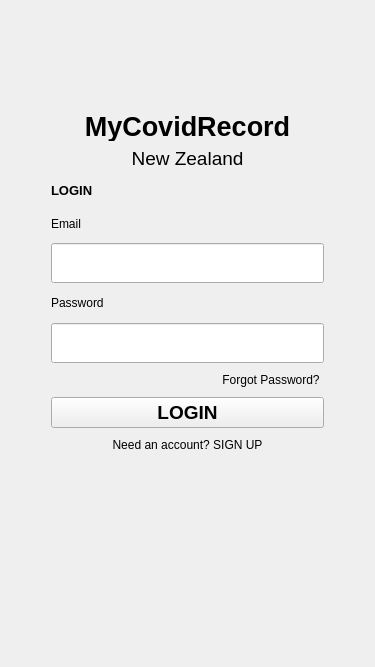
Qt form 0806_mCR_login/authdialog.ui (csidon/MyCovidApp) before a commit.
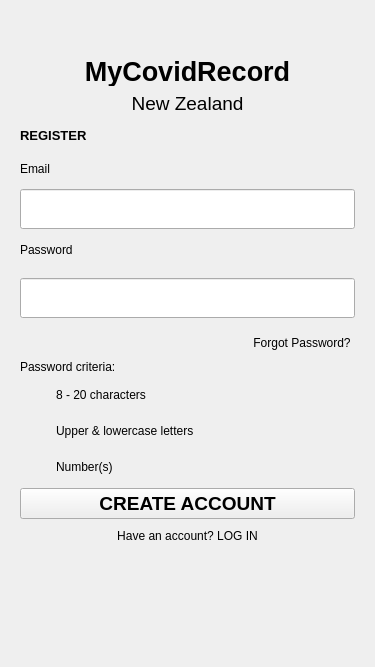
The same form after that commit. Icons and pictures are not drawn.

Commit message: Account Creation + UI, has bug

Diff of the .ui file:
```diff
--- a/0806_mCR_login/authdialog.ui
+++ b/0806_mCR_login/authdialog.ui
@@ -13,15 +13,14 @@
   <property name="windowTitle">
    <string>Dialog</string>
   </property>
-  <layout class="QGridLayout" name="gridLayout">
+  <layout class="QGridLayout" name="gridLayout_2">
    <item row="0" column="0">
-    <layout class="QVBoxLayout" name="verticalLayout_4" stretch="0,0,0,0,0,0,0,0">
-     <property name="leftMargin">
-      <number>40</number>
+    <widget class="QStackedWidget" name="stackedWidget">
+     <property name="currentIndex">
+      <number>1</number>
      </property>
-     <property name="rightMargin">
-      <number>40</number>
-     </property>
+     <widget class="QWidget" name="page">
+      <layout class="QVBoxLayout" name="verticalLayout">
      <item>
       <spacer name="verticalSpacer_2">
        <property name="orientation">
@@ -91,8 +90,6 @@
       </layout>
      </item>
      <item>
-      <layout class="QVBoxLayout" name="verticalLayout_2">
-       <item>
         <widget class="QLabel" name="lbl_login">
          <property name="font">
           <font>
@@ -106,8 +103,6 @@
          </property>
         </widget>
        </item>
-      </layout>
-     </item>
      <item>
       <widget class="QLabel" name="lbl_email">
        <property name="font">
@@ -298,8 +293,432 @@
       </layout>
      </item>
     </layout>
-   </item>
-  </layout>
+     </widget>
+     <widget class="QWidget" name="page_reg">
+      <layout class="QGridLayout" name="gridLayout">
+       <item row="1" column="0" colspan="3">
+        <layout class="QVBoxLayout" name="verticalLayout_8">
+         <item>
+          <widget class="QLabel" name="lbl_mycovidrec_reg">
+           <property name="maximumSize">
+            <size>
+             <width>16777215</width>
+             <height>30</height>
+            </size>
+           </property>
+           <property name="font">
+            <font>
+             <family>Arial</family>
+             <pointsize>20</pointsize>
+             <italic>false</italic>
+             <bold>true</bold>
+            </font>
+           </property>
+           <property name="styleSheet">
+            <string notr="true">font: 700 20pt &quot;Arial&quot;;</string>
+           </property>
+           <property name="text">
+            <string>MyCovidRecord</string>
+           </property>
+           <property name="alignment">
+            <set>Qt::AlignCenter</set>
+           </property>
+          </widget>
+         </item>
+         <item>
+          <widget class="QLabel" name="lbl_nz_reg">
+           <property name="font">
+            <font>
+             <family>Arial</family>
+             <pointsize>14</pointsize>
+             <italic>false</italic>
+             <bold>false</bold>
+            </font>
+           </property>
+           <property name="styleSheet">
+            <string notr="true">font: 14pt &quot;Arial&quot;;</string>
+           </property>
+           <property name="text">
+            <string>New Zealand</string>
+           </property>
+           <property name="alignment">
+            <set>Qt::AlignCenter</set>
+           </property>
+          </widget>
+         </item>
+        </layout>
+       </item>
+       <item row="3" column="0" colspan="2">
+        <widget class="QLabel" name="lbl_regEmail">
+         <property name="font">
+          <font>
+           <family>Arial</family>
+           <pointsize>9</pointsize>
+           <bold>false</bold>
+          </font>
+         </property>
+         <property name="text">
+          <string>Email</string>
+         </property>
+        </widget>
+       </item>
+       <item row="9" column="0" colspan="3">
+        <layout class="QVBoxLayout" name="verticalLayout_7">
+         <item alignment="Qt::AlignLeft">
+          <widget class="QPushButton" name="btn_regForgotPass">
+           <property name="sizePolicy">
+            <sizepolicy hsizetype="Minimum" vsizetype="Fixed">
+             <horstretch>0</horstretch>
+             <verstretch>0</verstretch>
+            </sizepolicy>
+           </property>
+           <property name="font">
+            <font>
+             <family>Arial</family>
+             <pointsize>9</pointsize>
+             <italic>false</italic>
+             <bold>false</bold>
+            </font>
+           </property>
+           <property name="layoutDirection">
+            <enum>Qt::RightToLeft</enum>
+           </property>
+           <property name="styleSheet">
+            <string notr="true">font: 9pt &quot;Arial&quot;;
+background-color: rgba(255, 255, 255, 0);</string>
+           </property>
+           <property name="text">
+            <string>Forgot Password?</string>
+           </property>
+           <property name="shortcut">
+            <string/>
+           </property>
+           <property name="flat">
+            <bool>true</bool>
+           </property>
+          </widget>
+         </item>
+         <item>
+          <widget class="QLabel" name="label">
+           <property name="text">
+            <string>Password criteria:</string>
+           </property>
+          </widget>
+         </item>
+         <item>
+          <layout class="QVBoxLayout" name="verticalLayout_9">
+           <item>
+            <layout class="QHBoxLayout" name="horizontalLayout_6">
+             <item>
+              <widget class="QLabel" name="lbl_passCheck_charIcon">
+               <property name="sizePolicy">
+                <sizepolicy hsizetype="Fixed" vsizetype="Preferred">
+                 <horstretch>0</horstretch>
+                 <verstretch>0</verstretch>
+                </sizepolicy>
+               </property>
+               <property name="minimumSize">
+                <size>
+                 <width>30</width>
+                 <height>30</height>
+                </size>
+               </property>
+               <property name="maximumSize">
+                <size>
+                 <width>30</width>
+                 <height>30</height>
+                </size>
+               </property>
+               <property name="baseSize">
+                <size>
+                 <width>10</width>
+                 <height>0</height>
+                </size>
+               </property>
+               <property name="text">
+                <string> </string>
+               </property>
+              </widget>
+             </item>
+             <item>
+              <widget class="QLabel" name="lbl_passCheck_char_2">
+               <property name="text">
+                <string>8 - 20 characters</string>
+               </property>
+              </widget>
+             </item>
+            </layout>
+           </item>
+           <item>
+            <layout class="QHBoxLayout" name="horizontalLayout_5">
+             <item>
+              <widget class="QLabel" name="lbl_passCheck_UppLowIcon">
+               <property name="sizePolicy">
+                <sizepolicy hsizetype="Fixed" vsizetype="Preferred">
+                 <horstretch>0</horstretch>
+                 <verstretch>0</verstretch>
+                </sizepolicy>
+               </property>
+               <property name="minimumSize">
+                <size>
+                 <width>30</width>
+                 <height>30</height>
+                </size>
+               </property>
+               <property name="maximumSize">
+                <size>
+                 <width>30</width>
+                 <height>30</height>
+                </size>
+               </property>
+               <property name="baseSize">
+                <size>
+                 <width>10</width>
+                 <height>0</height>
+                </size>
+               </property>
+               <property name="text">
+                <string> </string>
+               </property>
+              </widget>
+             </item>
+             <item>
+              <widget class="QLabel" name="lbl_passCheck_uppLow">
+               <property name="text">
+                <string>Upper &amp; lowercase letters</string>
+               </property>
+              </widget>
+             </item>
+            </layout>
+           </item>
+           <item>
+            <layout class="QHBoxLayout" name="horizontalLayout">
+             <item>
+              <widget class="QLabel" name="lbl_passCheck_numIcon">
+               <property name="sizePolicy">
+                <sizepolicy hsizetype="Fixed" vsizetype="Preferred">
+                 <horstretch>0</horstretch>
+                 <verstretch>0</verstretch>
+                </sizepolicy>
+               </property>
+               <property name="minimumSize">
+                <size>
+                 <width>30</width>
+                 <height>30</height>
+                </size>
+               </property>
+               <property name="maximumSize">
+                <size>
+                 <width>30</width>
+                 <height>30</height>
+                </size>
+               </property>
+               <property name="baseSize">
+                <size>
+                 <width>10</width>
+                 <height>0</height>
+                </size>
+               </property>
+               <property name="text">
+                <string> </string>
+               </property>
+              </widget>
+             </item>
+             <item>
+              <widget class="QLabel" name="lbl_passCheck_num">
+               <property name="text">
+                <string>Number(s)</string>
+               </property>
+              </widget>
+             </item>
+            </layout>
+           </item>
+          </layout>
+         </item>
+         <item>
+          <widget class="QPushButton" name="btn_createAccount">
+           <property name="font">
+            <font>
+             <family>Arial</family>
+             <pointsize>14</pointsize>
+             <bold>true</bold>
+            </font>
+           </property>
+           <property name="text">
+            <string>CREATE ACCOUNT</string>
+           </property>
+          </widget>
+         </item>
+         <item>
+          <widget class="QPushButton" name="btn_switchToLogin">
+           <property name="sizePolicy">
+            <sizepolicy hsizetype="Minimum" vsizetype="Fixed">
+             <horstretch>0</horstretch>
+             <verstretch>0</verstretch>
+            </sizepolicy>
+           </property>
+           <property name="font">
+            <font>
+             <family>Arial</family>
+             <pointsize>9</pointsize>
+             <italic>false</italic>
+             <bold>false</bold>
+            </font>
+           </property>
+           <property name="layoutDirection">
+            <enum>Qt::RightToLeft</enum>
+           </property>
+           <property name="styleSheet">
+            <string notr="true">font: 9pt &quot;Arial&quot;;
+background-color: rgba(255, 255, 255, 0);</string>
+           </property>
+           <property name="text">
+            <string>Have an account? LOG IN</string>
+           </property>
+           <property name="shortcut">
+            <string/>
+           </property>
+           <property name="flat">
+            <bool>true</bool>
+           </property>
+          </widget>
+         </item>
+         <item>
+          <spacer name="verticalSpacer_6">
+           <property name="orientation">
+            <enum>Qt::Vertical</enum>
+           </property>
+           <property name="sizeType">
+            <enum>QSizePolicy::Preferred</enum>
+           </property>
+           <property name="sizeHint" stdset="0">
+            <size>
+             <width>20</width>
+             <height>100</height>
+            </size>
+           </property>
+          </spacer>
+         </item>
+        </layout>
+       </item>
+       <item row="2" column="0" colspan="2">
+        <widget class="QLabel" name="lbl_register">
+         <property name="font">
+          <font>
+           <family>Arial</family>
+           <pointsize>10</pointsize>
+           <bold>true</bold>
+          </font>
+         </property>
+         <property name="text">
+          <string>REGISTER</string>
+         </property>
+        </widget>
+       </item>
+       <item row="4" column="0" colspan="3">
+        <widget class="QLineEdit" name="lineEdit_inputRegEmail">
+         <property name="enabled">
+          <bool>true</bool>
+         </property>
+         <property name="sizePolicy">
+          <sizepolicy hsizetype="Expanding" vsizetype="Expanding">
+           <horstretch>0</horstretch>
+           <verstretch>0</verstretch>
+          </sizepolicy>
+         </property>
+         <property name="maximumSize">
+          <size>
+           <width>16777215</width>
+           <height>40</height>
+          </size>
+         </property>
+         <property name="font">
+          <font>
+           <family>Arial</family>
+           <pointsize>14</pointsize>
+          </font>
+         </property>
+         <property name="text">
+          <string/>
+         </property>
+         <property name="placeholderText">
+          <string/>
+         </property>
+        </widget>
+       </item>
+       <item row="6" column="0" rowspan="2" colspan="3">
+        <widget class="QLineEdit" name="lineEdit_inputRegPass">
+         <property name="sizePolicy">
+          <sizepolicy hsizetype="Expanding" vsizetype="Expanding">
+           <horstretch>0</horstretch>
+           <verstretch>0</verstretch>
+          </sizepolicy>
+         </property>
+         <property name="maximumSize">
+          <size>
+           <width>16777215</width>
+           <height>40</height>
+          </size>
+         </property>
+         <property name="font">
+          <font>
+           <family>Arial</family>
+           <pointsize>14</pointsize>
+          </font>
+         </property>
+         <property name="text">
+          <string/>
+         </property>
+         <property name="placeholderText">
+          <string/>
+         </property>
+        </widget>
+       </item>
+       <item row="0" column="2">
+        <spacer name="verticalSpacer_5">
+         <property name="orientation">
+          <enum>Qt::Vertical</enum>
+         </property>
+         <property name="sizeType">
+          <enum>QSizePolicy::Preferred</enum>
+         </property>
+         <property name="sizeHint" stdset="0">
+          <size>
+           <width>20</width>
+           <height>36</height>
+          </size>
+         </property>
+        </spacer>
+       </item>
+       <item row="5" column="0" colspan="2">
+        <widget class="QLabel" name="lbl_regPass">
+         <property name="font">
+          <font>
+           <family>Arial</family>
+           <pointsize>9</pointsize>
+           <bold>false</bold>
+          </font>
+         </property>
+         <property name="text">
+          <string>Password</string>
+         </property>
+        </widget>
+       </item>
+      </layout>
+     </widget>
+     <widget class="QWidget" name="page_2"/>
+    </widget>
+   </item>
+  </layout>
+  <action name="actioncheck">
+   <property name="icon">
+    <iconset resource="resources.qrc">
+     <normaloff>:/images/check.png</normaloff>:/images/check.png</iconset>
+   </property>
+   <property name="text">
+    <string>check</string>
+   </property>
+  </action>
  </widget>
  <tabstops>
   <tabstop>lineEdit_inputEmail</tabstop>
```
Left out of the diff: 8 changed lines with no effect on the pictures. Lines whose indentation alone changed are shown as unchanged. The commit also changes 22 other files.
